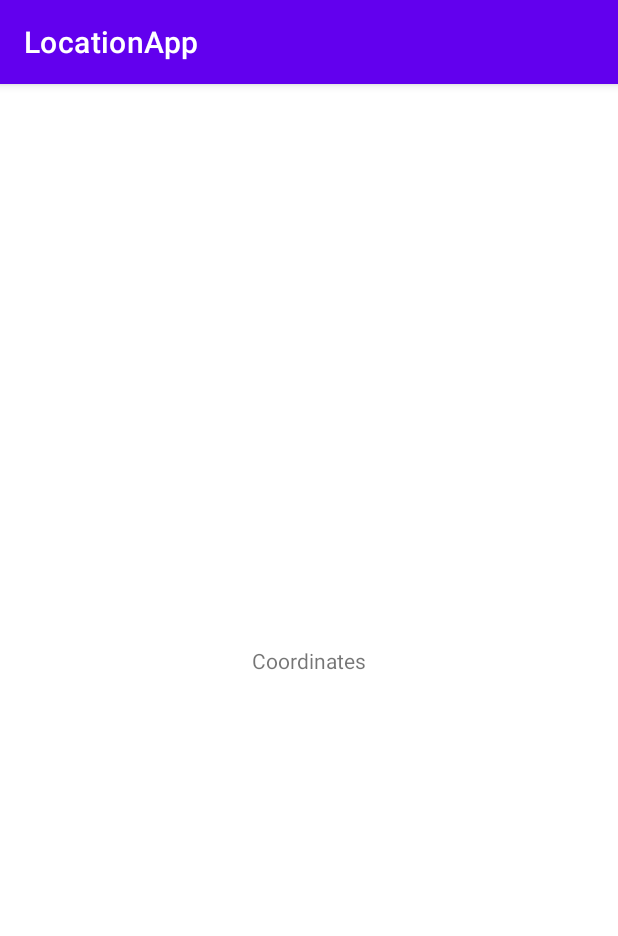
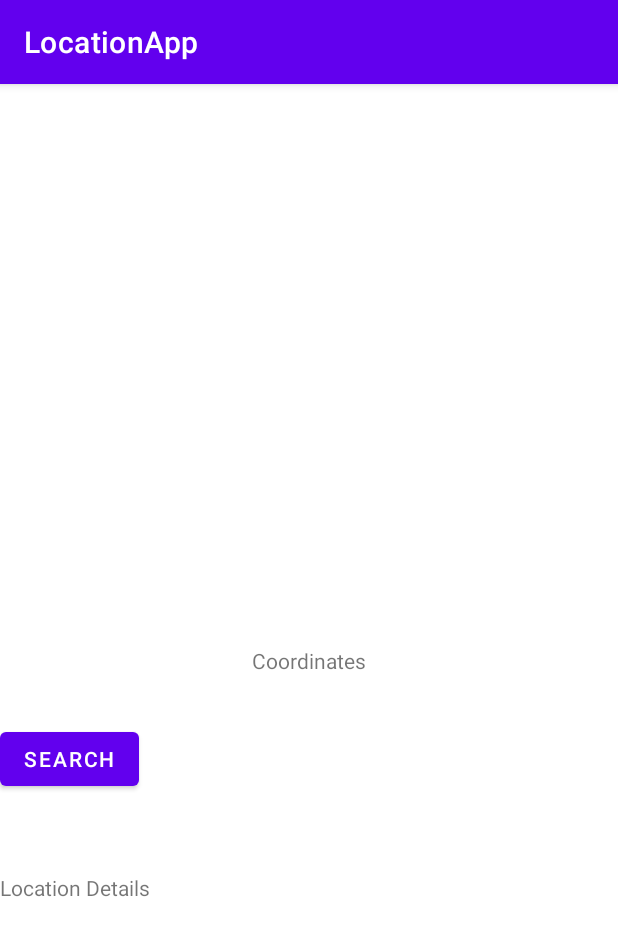
Before and after one commit to mtfernando/LocationApp, an Android app: the screen it shows after launch (MainActivity), on a phone screen of 412 x 824 dp. Shown: the top 936 px of the screen. Run offline under Robolectric (Android 15) with nearby library versions, the phone set to English and light mode, and no system bars; libraries missing offline, so code that uses them is left out: com.google.android.libraries; 1 statement that could not run was skipped.

Commit message:
Places API functionality added

```diff
--- a/app/build.gradle
+++ b/app/build.gradle
@@ -33,6 +33,7 @@ dependencies {
     implementation 'androidx.appcompat:appcompat:1.1.0'
     implementation 'com.google.android.material:material:1.1.0'
     implementation 'androidx.constraintlayout:constraintlayout:1.1.3'
+    implementation 'com.google.android.libraries.places:places:2.4.0'
     testImplementation 'junit:junit:4.+'
     androidTestImplementation 'androidx.test.ext:junit:1.1.1'
     androidTestImplementation 'androidx.test.espresso:espresso-core:3.2.0'
--- a/app/src/main/AndroidManifest.xml
+++ b/app/src/main/AndroidManifest.xml
@@ -18,4 +18,5 @@
         </activity>
     </application>
     <uses-permission android:name="android.permission.ACCESS_FINE_LOCATION"/>
+    <uses-permission android:name="android.permission.INTERNET"/>
 </manifest>
--- a/app/src/main/java/com/example/locationapp/MainActivity.java
+++ b/app/src/main/java/com/example/locationapp/MainActivity.java
@@ -1,23 +1,37 @@
 package com.example.locationapp;
 
 import androidx.annotation.NonNull;
+import androidx.annotation.Nullable;
 import androidx.appcompat.app.AppCompatActivity;
 import androidx.core.app.ActivityCompat;
 
 import android.Manifest;
+import android.content.Intent;
 import android.content.pm.PackageManager;
 import android.location.Location;
 import android.location.LocationListener;
 import android.location.LocationManager;
 import android.os.Bundle;
+import android.view.View;
+import android.widget.Button;
 import android.widget.TextView;
+
+import com.google.android.libraries.places.api.Places;
+import com.google.android.libraries.places.api.model.Place;
+import com.google.android.libraries.places.widget.Autocomplete;
+import com.google.android.libraries.places.widget.model.AutocompleteActivityMode;
+
+import java.lang.reflect.Array;
+import java.util.ArrayList;
+import java.util.List;
 
 public class MainActivity extends AppCompatActivity {
 
-    TextView locationLatLong;
+    TextView locationLatLong, searchResult;
 
     LocationManager locationManager;
     LocationListener locationListener;
+    Button placeSearch;
 
     @Override
     protected void onCreate(Bundle savedInstanceState) {
@@ -25,6 +39,8 @@ public class MainActivity extends AppCompatActivity {
         setContentView(R.layout.activity_main);
 
         locationLatLong = findViewById(R.id.locationLatLong);
+        placeSearch = findViewById(R.id.placeSearch);
+        searchResult =findViewById(R.id.searchText);
 
         locationManager = (LocationManager) this.getSystemService(LOCATION_SERVICE);
         locationListener = new LocationListener(){
@@ -40,7 +56,25 @@ public class MainActivity extends AppCompatActivity {
         }
 
         locationManager.requestLocationUpdates(LocationManager.GPS_PROVIDER, 0, 0, locationListener);
+
+        Places.initialize(getApplicationContext(), "AIzaSyAuuYM85VQZh7Fs1Yw6mcwd2CmjFH8VVf4");
+
+        placeSearch.setOnClickListener(new View.OnClickListener() {
+            @Override
+            public void onClick(View v) {
+                List<Place.Field> fieldList = new ArrayList<>();
+                fieldList.add(Place.Field.NAME);
+                fieldList.add(Place.Field.ADDRESS);
+                fieldList.add(Place.Field.LAT_LNG);
+
+                Intent intent = new Autocomplete.IntentBuilder(AutocompleteActivityMode.OVERLAY, fieldList).build(MainActivity.this);
+                startActivityForResult(intent, 100);
+            }
+        });
+
     }
+
+
 
     @Override
     public void onRequestPermissionsResult(int requestCode, @NonNull String[] permissions, @NonNull int[] grantResults) {
@@ -50,4 +84,15 @@ public class MainActivity extends AppCompatActivity {
             locationManager.requestLocationUpdates(LocationManager.GPS_PROVIDER, 0, 0, locationListener);
         }
     }
+
+    @Override
+    protected void onActivityResult(int requestCode, int resultCode, @Nullable Intent data) {
+        super.onActivityResult(requestCode, resultCode, data);
+
+        if(requestCode==100 && resultCode == RESULT_OK){
+            Place place = Autocomplete.getPlaceFromIntent(data);
+            String text = place.getName()+"" + place.getAddress();
+            searchResult.setText(text);
+        }
+    }
 }
--- a/app/src/main/res/layout/activity_main.xml
+++ b/app/src/main/res/layout/activity_main.xml
@@ -16,4 +16,22 @@
         app:layout_constraintRight_toRightOf="parent"
         app:layout_constraintTop_toTopOf="parent" />
 
+    <Button
+        android:id="@+id/placeSearch"
+        android:layout_width="wrap_content"
+        android:layout_height="wrap_content"
+        android:layout_marginTop="32dp"
+        android:text="Search"
+        app:layout_constraintTop_toBottomOf="@+id/locationLatLong"
+        tools:layout_editor_absoluteX="157dp" />
+
+    <TextView
+        android:id="@+id/searchText"
+        android:layout_width="wrap_content"
+        android:layout_height="wrap_content"
+        android:layout_marginTop="52dp"
+        android:text="Location Details"
+        app:layout_constraintTop_toBottomOf="@+id/placeSearch"
+        tools:layout_editor_absoluteX="155dp" />
+
 </androidx.constraintlayout.widget.ConstraintLayout>
```
